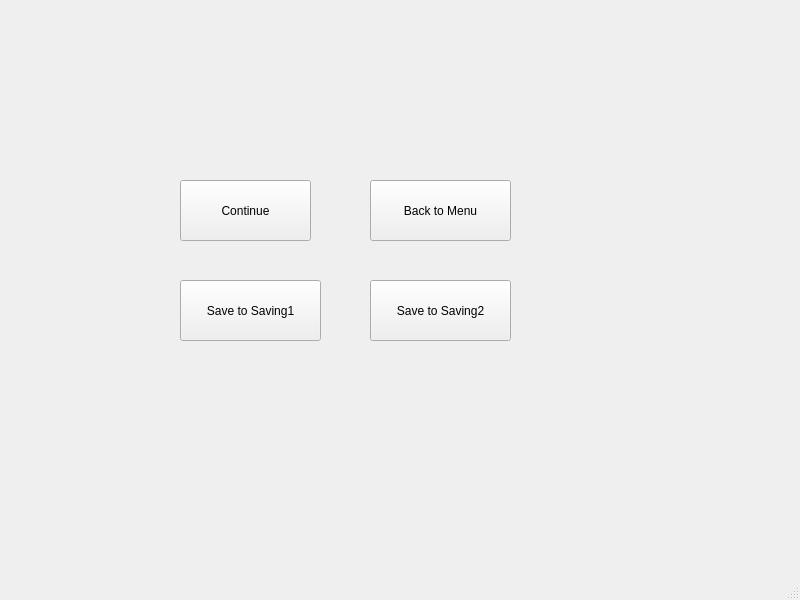
Before: the Qt Designer form tmpwindow.ui in TrueVegetable/qtHomework, drawn with Qt 5.
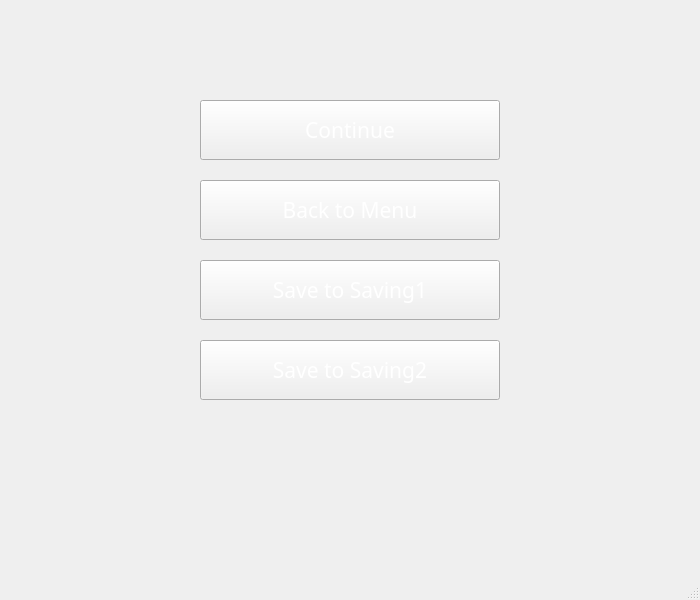
After: the same form once the commit is applied. Icons and pictures are not drawn.

The edit to the form file:
```diff
--- a/tmpwindow.ui
+++ b/tmpwindow.ui
@@ -6,7 +6,7 @@
    <rect>
     <x>0</x>
     <y>0</y>
-    <width>800</width>
+    <width>700</width>
     <height>600</height>
    </rect>
   </property>
@@ -20,12 +20,24 @@
    <widget class="QPushButton" name="pushButton">
     <property name="geometry">
      <rect>
-      <x>180</x>
-      <y>180</y>
-      <width>131</width>
-      <height>61</height>
+      <x>200</x>
+      <y>100</y>
+      <width>300</width>
+      <height>60</height>
      </rect>
     </property>
+    <property name="font">
+     <font>
+      <family>Lucida Handwriting</family>
+      <pointsize>16</pointsize>
+     </font>
+    </property>
+    <property name="styleSheet">
+     <string notr="true">color:rgb(255, 255, 255);
+border-image: url(:/new/prefix1/button_yellow.png);
+
+</string>
+    </property>
     <property name="text">
      <string>Continue</string>
     </property>
@@ -33,12 +45,23 @@
    <widget class="QPushButton" name="pushButton_2">
     <property name="geometry">
      <rect>
-      <x>370</x>
+      <x>200</x>
       <y>180</y>
-      <width>141</width>
-      <height>61</height>
+      <width>300</width>
+      <height>60</height>
      </rect>
     </property>
+    <property name="font">
+     <font>
+      <family>Lucida Handwriting</family>
+      <pointsize>16</pointsize>
+     </font>
+    </property>
+    <property name="styleSheet">
+     <string notr="true">color:rgb(255, 255, 255);
+border-image: url(:/new/prefix1/button_grey.png);
+</string>
+    </property>
     <property name="text">
      <string>Back to Menu</string>
     </property>
@@ -46,12 +69,23 @@
    <widget class="QPushButton" name="pushButton_3">
     <property name="geometry">
      <rect>
-      <x>180</x>
-      <y>280</y>
-      <width>141</width>
-      <height>61</height>
+      <x>200</x>
+      <y>260</y>
+      <width>300</width>
+      <height>60</height>
      </rect>
     </property>
+    <property name="font">
+     <font>
+      <family>Lucida Handwriting</family>
+      <pointsize>16</pointsize>
+     </font>
+    </property>
+    <property name="styleSheet">
+     <string notr="true">color:rgb(255, 255, 255);
+border-image: url(:/new/prefix1/button_blue.png);
+</string>
+    </property>
     <property name="text">
      <string>Save to Saving1</string>
     </property>
@@ -59,12 +93,23 @@
    <widget class="QPushButton" name="pushButton_4">
     <property name="geometry">
      <rect>
-      <x>370</x>
-      <y>280</y>
-      <width>141</width>
-      <height>61</height>
+      <x>200</x>
+      <y>340</y>
+      <width>300</width>
+      <height>60</height>
      </rect>
     </property>
+    <property name="font">
+     <font>
+      <family>Lucida Handwriting</family>
+      <pointsize>16</pointsize>
+     </font>
+    </property>
+    <property name="styleSheet">
+     <string notr="true">color:rgb(255, 255, 255);
+border-image: url(:/new/prefix1/button_blue.png);
+</string>
+    </property>
     <property name="text">
      <string>Save to Saving2</string>
     </property>
```
Left out of the diff: 4 changed lines with no effect on the pictures.
